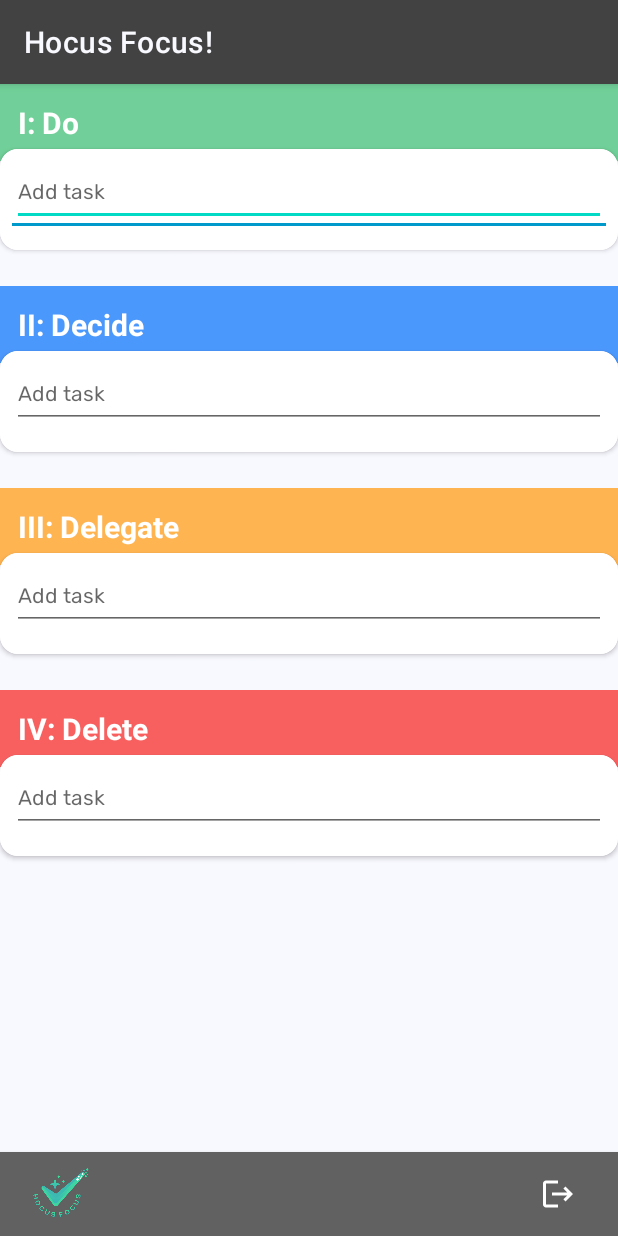
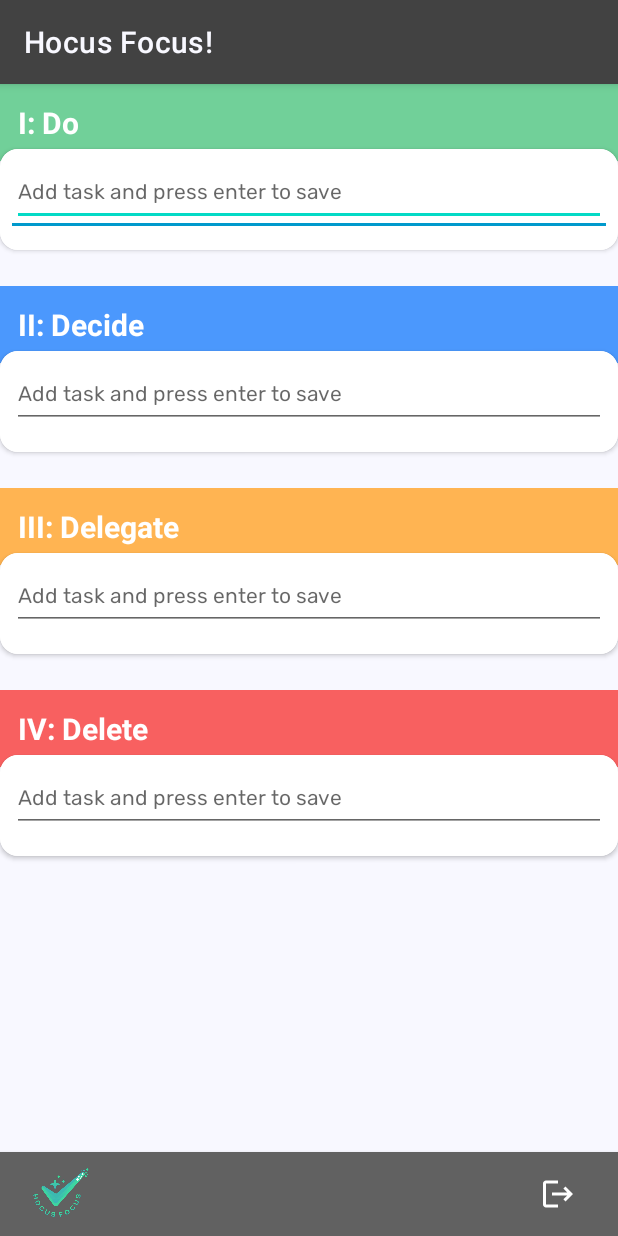
Before and after one commit to celiaho/HocusFocusToDo, an Android app: the TaskOverviewActivity screen opened directly, with no data from a screen before it, on a phone screen of 412 x 824 dp. Run offline under Robolectric (Android 15) with nearby library versions, the phone set to English and light mode, and no system bars; our stand-ins replace Volley.

Commit message:
improve Add Task help text

```diff
--- a/app/src/main/res/layout/activity_task_overview.xml
+++ b/app/src/main/res/layout/activity_task_overview.xml
@@ -67,7 +67,7 @@
                             android:layout_width="match_parent"
                             android:layout_height="wrap_content"
                             android:textAppearance="@style/AppInputTextAppearance"
-                            android:hint="Add task" />
+                            android:hint="@string/add_task_help_text" />
                     </com.google.android.material.textfield.TextInputLayout>
 
                     <androidx.recyclerview.widget.RecyclerView
@@ -114,7 +114,7 @@
                             android:layout_width="match_parent"
                             android:layout_height="wrap_content"
                             android:textAppearance="@style/AppInputTextAppearance"
-                            android:hint="Add task" />
+                            android:hint="@string/add_task_help_text" />
                     </com.google.android.material.textfield.TextInputLayout>
 
                     <androidx.recyclerview.widget.RecyclerView
@@ -161,7 +161,7 @@
                             android:layout_width="match_parent"
                             android:layout_height="wrap_content"
                             android:textAppearance="@style/AppInputTextAppearance"
-                            android:hint="Add task" />
+                            android:hint="@string/add_task_help_text" />
                     </com.google.android.material.textfield.TextInputLayout>
 
                     <androidx.recyclerview.widget.RecyclerView
@@ -208,7 +208,7 @@
                             android:layout_width="match_parent"
                             android:layout_height="wrap_content"
                             android:textAppearance="@style/AppInputTextAppearance"
-                            android:hint="Add task" />
+                            android:hint="@string/add_task_help_text" />
                     </com.google.android.material.textfield.TextInputLayout>
 
                     <androidx.recyclerview.widget.RecyclerView
--- /dev/null
+++ b/app/src/main/res/values-night/strings.xml
@@ -0,0 +1,4 @@
+<?xml version="1.0" encoding="utf-8"?>
+<resources>
+    <string name="add_task_help_text">Add task and press enter</string>
+</resources>
--- a/app/src/main/res/values/strings.xml
+++ b/app/src/main/res/values/strings.xml
@@ -1,3 +1,4 @@
 <resources>
     <string name="app_name">Hocus Focus</string>
+    <string name="add_task_help_text">Add task and press enter to save</string>
 </resources>
```
